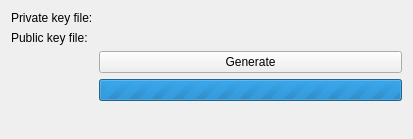
First picture: the form in src/plugins/qnx/blackberrydeviceconfigurationwizardsshkeypage.ui, repository qt-creator/qt-creator, before the edit.
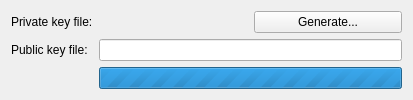
Second picture: the form after the edit. Custom widgets are drawn as their Qt base class.

The edit to the form file:
```diff
--- a/src/plugins/qnx/blackberrydeviceconfigurationwizardsshkeypage.ui
+++ b/src/plugins/qnx/blackberrydeviceconfigurationwizardsshkeypage.ui
@@ -7,7 +7,7 @@
     <x>0</x>
     <y>0</y>
     <width>413</width>
-    <height>139</height>
+    <height>92</height>
    </rect>
   </property>
   <property name="windowTitle">
@@ -22,7 +22,18 @@
     </widget>
    </item>
    <item row="0" column="1">
-    <widget class="Utils::PathChooser" name="privateKey" native="true"/>
+    <layout class="QHBoxLayout" name="horizontalLayout">
+     <item>
+      <widget class="Utils::PathChooser" name="privateKey" native="true"/>
+     </item>
+     <item>
+      <widget class="QPushButton" name="generate">
+       <property name="text">
+        <string>Generate...</string>
+       </property>
+      </widget>
+     </item>
+    </layout>
    </item>
    <item row="1" column="0">
     <widget class="QLabel" name="label_2">
@@ -31,17 +42,10 @@
      </property>
     </widget>
    </item>
-   <item row="2" column="1">
-    <widget class="QPushButton" name="generate">
-     <property name="text">
-      <string>Generate</string>
-     </property>
-    </widget>
-   </item>
    <item row="1" column="1">
-    <widget class="QLabel" name="publicKey">
-     <property name="text">
-      <string/>
+    <widget class="QLineEdit" name="publicKey">
+     <property name="readOnly">
+      <bool>true</bool>
      </property>
     </widget>
    </item>
```
